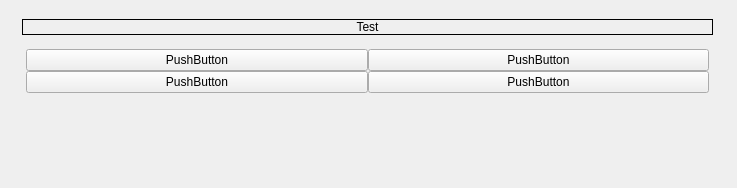
Before: the Qt Designer form questionview.ui in clickYgg/loadsofmoney_master, drawn with Qt 5.
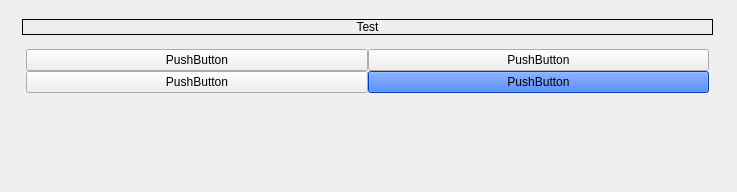
After: the same form once the commit is applied. Icons and pictures are not drawn.

Diff of the .ui file:
```diff
--- a/questionview.ui
+++ b/questionview.ui
@@ -13,11 +13,11 @@
     <x>0</x>
     <y>0</y>
     <width>737</width>
-    <height>188</height>
+    <height>192</height>
    </rect>
   </property>
   <property name="sizePolicy">
-   <sizepolicy hsizetype="Preferred" vsizetype="Preferred">
+   <sizepolicy hsizetype="Expanding" vsizetype="Expanding">
     <horstretch>0</horstretch>
     <verstretch>0</verstretch>
    </sizepolicy>
@@ -125,6 +125,10 @@
       </item>
       <item row="1" column="1">
        <widget class="QPushButton" name="pushButton_4">
+        <property name="styleSheet">
+         <string notr="true">background-color: rgb(0, 85, 255)
+</string>
+        </property>
         <property name="text">
          <string>PushButton</string>
         </property>
```
Left out of the diff: 8 changed lines with no effect on the pictures.
